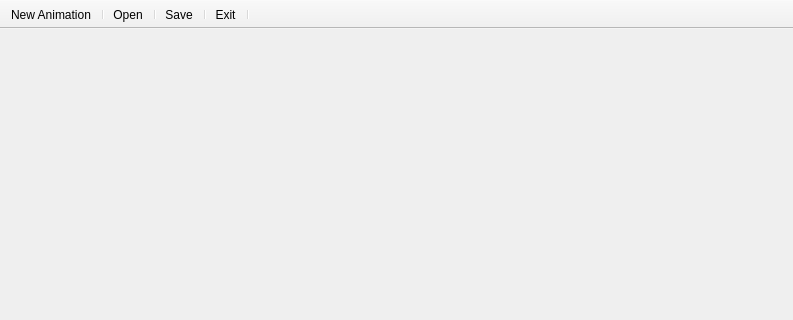
First picture: the form in src/An1mated/mainwindow.ui, repository jkbz64/An1mated, before the edit; both pictures show x 0 to 793 and y 0 to 320 of the 793 by 616 pixel window.
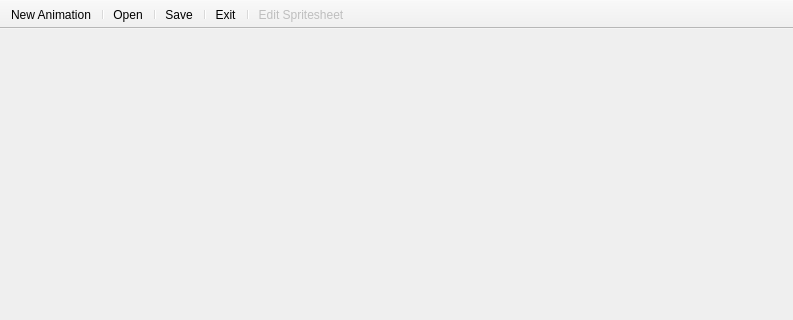
Second picture: the form after the edit. Icons and pictures are not drawn.

Commit message: Added edit spritesheet icon and small fixes to toolbar icons

Patch:
```diff
--- a/src/An1mated/mainwindow.ui
+++ b/src/An1mated/mainwindow.ui
@@ -16,6 +16,9 @@
   <widget class="QWidget" name="centralwidget"/>
   <widget class="QStatusBar" name="statusbar"/>
   <widget class="QToolBar" name="toolBar">
+   <property name="enabled">
+    <bool>true</bool>
+   </property>
    <property name="windowTitle">
     <string>toolBar</string>
    </property>
@@ -51,6 +54,7 @@
    <addaction name="separator"/>
    <addaction name="actionExit"/>
    <addaction name="separator"/>
+   <addaction name="actionEditSpritesheet"/>
   </widget>
   <action name="actionOpen">
    <property name="icon">
@@ -96,6 +100,18 @@
     <string>Save</string>
    </property>
   </action>
+  <action name="actionEditSpritesheet">
+   <property name="enabled">
+    <bool>false</bool>
+   </property>
+   <property name="icon">
+    <iconset>
+     <normaloff>../../icons/editSpritesheetIcon.png</normaloff>../../icons/editSpritesheetIcon.png</iconset>
+   </property>
+   <property name="text">
+    <string>Edit Spritesheet</string>
+   </property>
+  </action>
  </widget>
  <resources/>
  <connections/>
```
The commit also changes 2 other files.
